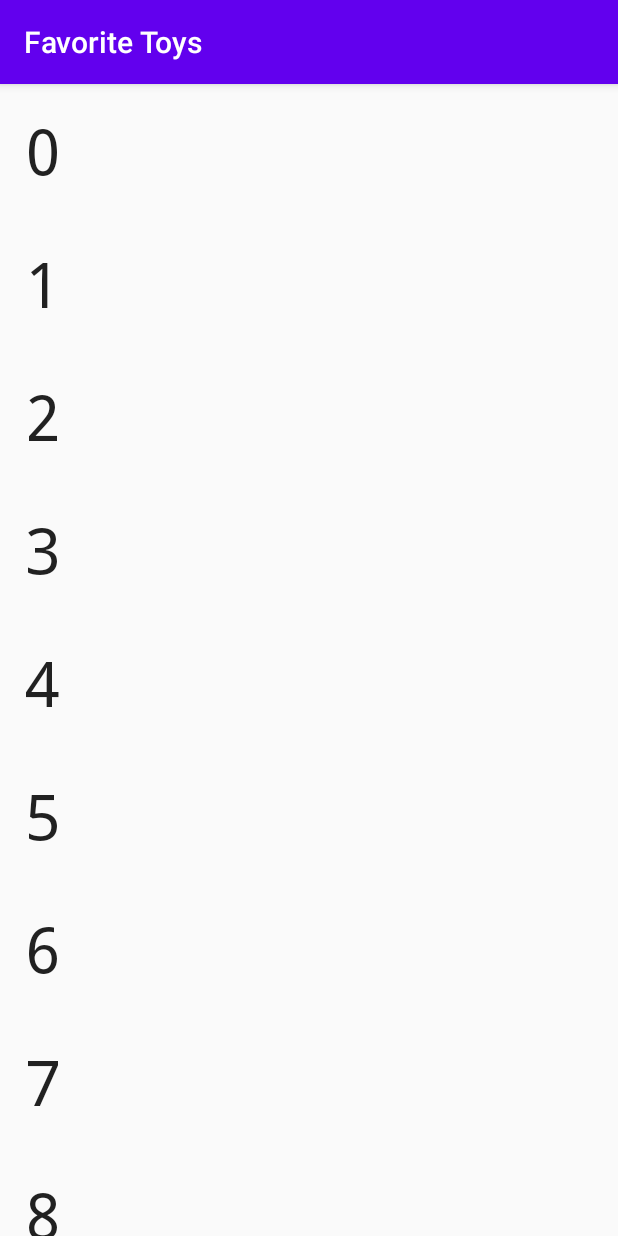
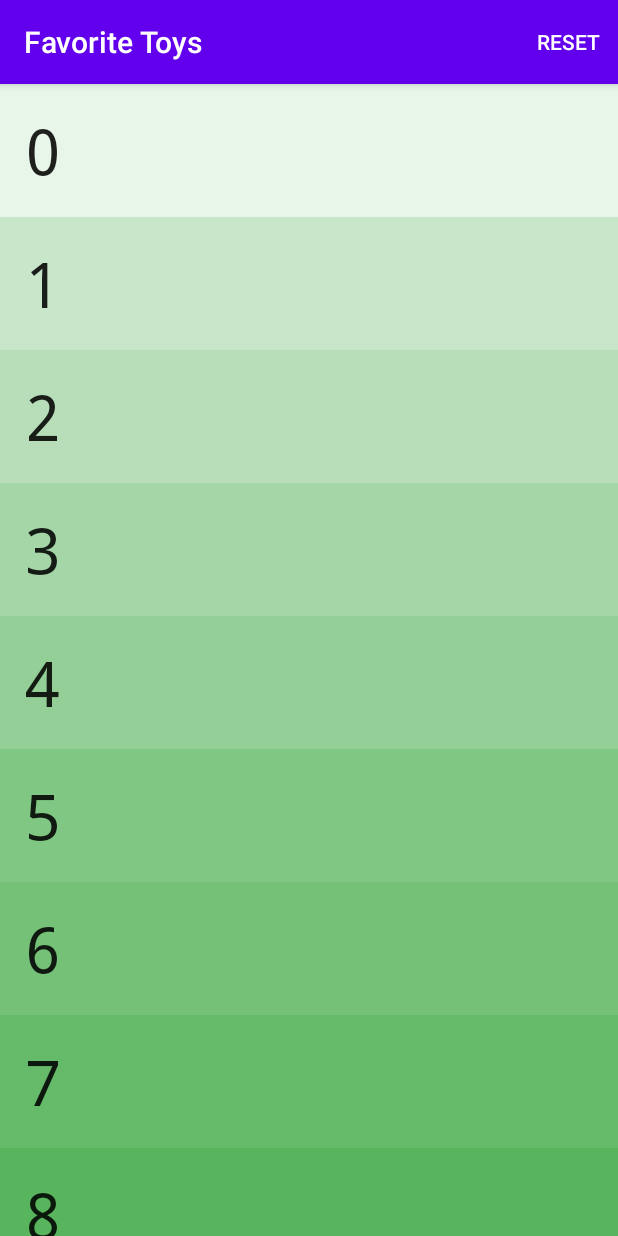
Before and after one commit to prateekcode/FavoriteToys, an Android app: the screen it shows after launch (RecyclerActivity), after a tap on "GREEN RECYCLER", on a phone screen of 412 x 824 dp. Run offline under Robolectric (Android 15) with nearby library versions, the phone set to English and light mode, and no system bars.

Commit message:
Commit 1

```diff
--- a/app/src/main/java/com/androidmonk/favoritetoys/Adapter/GreenAdapter.java
+++ b/app/src/main/java/com/androidmonk/favoritetoys/Adapter/GreenAdapter.java
@@ -11,15 +11,26 @@ import androidx.annotation.NonNull;
 import androidx.recyclerview.widget.RecyclerView;
 
 import com.androidmonk.favoritetoys.R;
+import com.androidmonk.favoritetoys.utilities.ColorUtils;
 
 public class GreenAdapter extends RecyclerView.Adapter<GreenAdapter.NumberViewHolder> {
 
     private static final String TAG = GreenAdapter.class.getSimpleName();
 
+    final private ListItemClickListener mOnClickListener;
+
+    private static int viewHolderCount;
+
     private int mNumberItems;
 
-    public GreenAdapter(int numberOfItems) {
+    public interface ListItemClickListener{
+        void onListItemClick(int clickedItem);
+    }
+
+    public GreenAdapter(int numberOfItems, ListItemClickListener listener) {
         mNumberItems = numberOfItems;
+        mOnClickListener = listener;
+        viewHolderCount = 0;
     }
 
     @NonNull
@@ -32,6 +43,12 @@ public class GreenAdapter extends RecyclerView.Adapter<GreenAdapter.NumberViewHo
 
         View view = inflater.inflate(layoutIdForListItem, viewGroup, shouldAttachToParentImmediately);
         NumberViewHolder viewHolder = new NumberViewHolder(view);
+
+        int backgroundColorForViewHolder = ColorUtils
+                .getViewHolderBackgroundColorFromInstance(context, viewHolderCount);
+        viewHolder.itemView.setBackgroundColor(backgroundColorForViewHolder);
+
+        viewHolderCount++;
 
         return viewHolder;
     }
@@ -47,10 +64,12 @@ public class GreenAdapter extends RecyclerView.Adapter<GreenAdapter.NumberViewHo
         return mNumberItems;
     }
 
-    public class NumberViewHolder extends RecyclerView.ViewHolder {
+    public class NumberViewHolder extends RecyclerView.ViewHolder implements View.OnClickListener {
         // Will display the position in the list, ie 0 through getItemCount() - 1
 
         TextView listItemNumberView;
+
+        TextView viewHolderIndex;
 
         /**
          * Constructor for our ViewHolder. Within this constructor, we get a reference to our
@@ -63,10 +82,18 @@ public class GreenAdapter extends RecyclerView.Adapter<GreenAdapter.NumberViewHo
         public NumberViewHolder(@NonNull View itemView) {
             super(itemView);
             listItemNumberView = (TextView) itemView.findViewById(R.id.tv_item_number);
+            viewHolderIndex = (TextView) itemView.findViewById(R.id.tv_view_holder_instance);
+            itemView.setOnClickListener(this);
         }
 
         void bind(int listIndex) {
             listItemNumberView.setText(String.valueOf(listIndex));
         }
+
+        @Override
+        public void onClick(View v) {
+            int clickedPosition = getAdapterPosition();
+            mOnClickListener.onListItemClick(clickedPosition);
+        }
     }
 }
--- a/app/src/main/java/com/androidmonk/favoritetoys/RecyclerActivity.java
+++ b/app/src/main/java/com/androidmonk/favoritetoys/RecyclerActivity.java
@@ -1,14 +1,18 @@
 package com.androidmonk.favoritetoys;
 
+import androidx.annotation.NonNull;
 import androidx.appcompat.app.AppCompatActivity;
 import androidx.recyclerview.widget.LinearLayoutManager;
 import androidx.recyclerview.widget.RecyclerView;
 
 import android.os.Bundle;
+import android.view.Menu;
+import android.view.MenuItem;
+import android.widget.Toast;
 
 import com.androidmonk.favoritetoys.Adapter.GreenAdapter;
 
-public class RecyclerActivity extends AppCompatActivity {
+public class RecyclerActivity extends AppCompatActivity implements GreenAdapter.ListItemClickListener  {
 
     private static final int NUM_LIST_ITEMS = 100;
 
@@ -18,6 +22,7 @@ public class RecyclerActivity extends AppCompatActivity {
      */
     private GreenAdapter mAdapter;
     private RecyclerView mNumbersList;
+    private Toast mToast;
 
     @Override
     protected void onCreate(Bundle savedInstanceState) {
@@ -52,8 +57,38 @@ public class RecyclerActivity extends AppCompatActivity {
         /*
          * The GreenAdapter is responsible for displaying each item in the list.
          */
-        mAdapter = new GreenAdapter(NUM_LIST_ITEMS);
-
+        mAdapter = new GreenAdapter(NUM_LIST_ITEMS, this);
         mNumbersList.setAdapter(mAdapter);
     }
+
+
+    @Override
+    public boolean onCreateOptionsMenu(Menu menu) {
+        getMenuInflater().inflate(R.menu.main, menu);
+        return true;
+    }
+
+    @Override
+    public boolean onOptionsItemSelected(@NonNull MenuItem item) {
+
+        int itemId = item.getItemId();
+        switch (itemId){
+            case R.id.action_reset:
+                mAdapter = new GreenAdapter(NUM_LIST_ITEMS, this);
+                mNumbersList.setAdapter(mAdapter);
+                return true;
+        }
+
+        return super.onOptionsItemSelected(item);
+    }
+
+    @Override
+    public void onListItemClick(int clickedItem) {
+        if (mToast != null){
+            mToast.cancel();
+        }
+        String toastMessage = "Item #" + clickedItem + "clicked";
+        mToast = Toast.makeText(this, toastMessage, Toast.LENGTH_SHORT);
+        mToast.show();
+    }
 }
--- a/app/src/main/res/layout/number_list_item.xml
+++ b/app/src/main/res/layout/number_list_item.xml
@@ -2,6 +2,7 @@
 <FrameLayout xmlns:android="http://schemas.android.com/apk/res/android"
     android:layout_width="match_parent"
     android:layout_height="wrap_content"
+    xmlns:tools="http://schemas.android.com/tools"
     android:padding="16dp">
 
     <TextView
@@ -14,4 +15,13 @@
         android:layout_width="wrap_content"
         android:layout_height="wrap_content"/>
 
+    <TextView
+        android:id="@+id/tv_view_holder_instance"
+        style="@style/TextAppearance.AppCompat.Title"
+        android:layout_width="wrap_content"
+        android:layout_height="wrap_content"
+        android:layout_gravity="center_vertical|end"
+        android:fontFamily="monospace"
+        android:textColor="#000"
+        tools:text="ViewHolder instance: 7" />
 </FrameLayout>
--- /dev/null
+++ b/app/src/main/res/menu/main.xml
@@ -0,0 +1,11 @@
+<?xml version="1.0" encoding="utf-8"?>
+<menu xmlns:android="http://schemas.android.com/apk/res/android"
+    xmlns:app="http://schemas.android.com/apk/res-auto">
+
+    <item
+        android:id="@+id/action_reset"
+        android:orderInCategory="1"
+        android:title="@string/action_reset"
+        app:showAsAction="ifRoom"/>
+
+</menu>
--- a/app/src/main/res/values/strings.xml
+++ b/app/src/main/res/values/strings.xml
@@ -4,4 +4,7 @@
     <!--For Github Query Activity-->
     <string name="search">Search</string>
     <string name="error_message">Error occur, Please Try Again!</string>
+
+    <!-- For Recycler Activity -->
+    <string name="action_reset">Reset</string>
 </resources>
```
